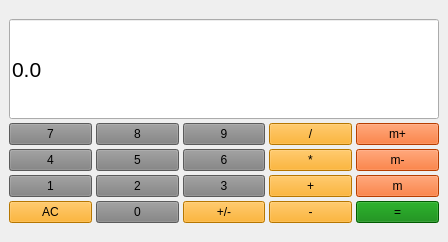
This is calculator.ui in JohnnersUK/Simple_calculator as Qt 5 draws it before an edit. The edited form follows.
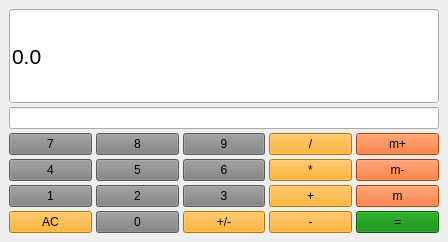
This is the edited form.

Commit message: Added functionality for all existing buttons

The edit to the form file:
```diff
--- a/calculator.ui
+++ b/calculator.ui
@@ -18,49 +18,13 @@
     <bool>true</bool>
    </property>
    <layout class="QGridLayout" name="gridLayout_2">
-    <item row="0" column="0">
+    <item row="1" column="0">
      <layout class="QGridLayout" name="gridLayout">
       <property name="spacing">
        <number>4</number>
       </property>
-      <item row="2" column="2">
-       <widget class="QPushButton" name="Btn_6">
-        <property name="sizePolicy">
-         <sizepolicy hsizetype="Preferred" vsizetype="Maximum">
-          <horstretch>0</horstretch>
-          <verstretch>0</verstretch>
-         </sizepolicy>
-        </property>
-        <property name="styleSheet">
-         <string notr="true">QPushButton{
-	background-color: gray;
-}</string>
-        </property>
-        <property name="text">
-         <string>6</string>
-        </property>
-       </widget>
-      </item>
-      <item row="1" column="1">
-       <widget class="QPushButton" name="Btn_8">
-        <property name="sizePolicy">
-         <sizepolicy hsizetype="Preferred" vsizetype="Maximum">
-          <horstretch>0</horstretch>
-          <verstretch>0</verstretch>
-         </sizepolicy>
-        </property>
-        <property name="styleSheet">
-         <string notr="true">QPushButton{
-	background-color: gray;
-}</string>
-        </property>
-        <property name="text">
-         <string>8</string>
-        </property>
-       </widget>
-      </item>
-      <item row="2" column="3">
-       <widget class="QPushButton" name="Btn_Mul">
+      <item row="3" column="4">
+       <widget class="QPushButton" name="Btn_Mp">
         <property name="sizePolicy">
          <sizepolicy hsizetype="Preferred" vsizetype="Maximum">
           <horstretch>0</horstretch>
@@ -70,15 +34,15 @@
         <property name="styleSheet">
          <string notr="true">QPushButton
 {
-	background-color: orange;
+	background-color: rgb(255, 85, 0);
 }</string>
         </property>
         <property name="text">
-         <string>*</string>
+         <string>m+</string>
         </property>
        </widget>
       </item>
-      <item row="1" column="0">
+      <item row="3" column="0">
        <widget class="QPushButton" name="Btn_7">
         <property name="sizePolicy">
          <sizepolicy hsizetype="Preferred" vsizetype="Maximum">
@@ -96,80 +60,7 @@
         </property>
        </widget>
       </item>
-      <item row="2" column="4">
-       <widget class="QPushButton" name="Btn_Mm">
-        <property name="sizePolicy">
-         <sizepolicy hsizetype="Preferred" vsizetype="Maximum">
-          <horstretch>0</horstretch>
-          <verstretch>0</verstretch>
-         </sizepolicy>
-        </property>
-        <property name="styleSheet">
-         <string notr="true">QPushButton
-{
-	background-color: rgb(255, 85, 0);
-}</string>
-        </property>
-        <property name="text">
-         <string>m-</string>
-        </property>
-       </widget>
-      </item>
-      <item row="2" column="0">
-       <widget class="QPushButton" name="Btn_4">
-        <property name="sizePolicy">
-         <sizepolicy hsizetype="Preferred" vsizetype="Maximum">
-          <horstretch>0</horstretch>
-          <verstretch>0</verstretch>
-         </sizepolicy>
-        </property>
-        <property name="styleSheet">
-         <string notr="true">QPushButton{
-	background-color: gray;
-}</string>
-        </property>
-        <property name="text">
-         <string>4</string>
-        </property>
-       </widget>
-      </item>
       <item row="3" column="2">
-       <widget class="QPushButton" name="Btn_3">
-        <property name="sizePolicy">
-         <sizepolicy hsizetype="Preferred" vsizetype="Maximum">
-          <horstretch>0</horstretch>
-          <verstretch>0</verstretch>
-         </sizepolicy>
-        </property>
-        <property name="styleSheet">
-         <string notr="true">QPushButton{
-	background-color: gray;
-}</string>
-        </property>
-        <property name="text">
-         <string>3</string>
-        </property>
-       </widget>
-      </item>
-      <item row="3" column="1">
-       <widget class="QPushButton" name="Btn_2">
-        <property name="sizePolicy">
-         <sizepolicy hsizetype="Preferred" vsizetype="Maximum">
-          <horstretch>0</horstretch>
-          <verstretch>0</verstretch>
-         </sizepolicy>
-        </property>
-        <property name="styleSheet">
-         <string notr="true">QPushButton{
-	background-color: gray;
-}</string>
-        </property>
-        <property name="text">
-         <string>2</string>
-        </property>
-       </widget>
-      </item>
-      <item row="1" column="2">
        <widget class="QPushButton" name="Btn_9">
         <property name="sizePolicy">
          <sizepolicy hsizetype="Preferred" vsizetype="Maximum">
@@ -187,8 +78,8 @@
         </property>
        </widget>
       </item>
-      <item row="3" column="0">
-       <widget class="QPushButton" name="Btn_1">
+      <item row="4" column="2">
+       <widget class="QPushButton" name="Btn_6">
         <property name="sizePolicy">
          <sizepolicy hsizetype="Preferred" vsizetype="Maximum">
           <horstretch>0</horstretch>
@@ -201,30 +92,29 @@
 }</string>
         </property>
         <property name="text">
-         <string>1</string>
+         <string>6</string>
+        </property>
+       </widget>
+      </item>
+      <item row="6" column="1">
+       <widget class="QPushButton" name="Btn_0">
+        <property name="sizePolicy">
+         <sizepolicy hsizetype="Preferred" vsizetype="Maximum">
+          <horstretch>0</horstretch>
+          <verstretch>0</verstretch>
+         </sizepolicy>
+        </property>
+        <property name="styleSheet">
+         <string notr="true">QPushButton{
+	background-color: gray;
+}</string>
+        </property>
+        <property name="text">
+         <string>0</string>
         </property>
        </widget>
       </item>
       <item row="3" column="3">
-       <widget class="QPushButton" name="Btn_Pls">
-        <property name="sizePolicy">
-         <sizepolicy hsizetype="Preferred" vsizetype="Maximum">
-          <horstretch>0</horstretch>
-          <verstretch>0</verstretch>
-         </sizepolicy>
-        </property>
-        <property name="styleSheet">
-         <string notr="true">QPushButton
-{
-	background-color: orange;
-}</string>
-        </property>
-        <property name="text">
-         <string>+</string>
-        </property>
-       </widget>
-      </item>
-      <item row="1" column="3">
        <widget class="QPushButton" name="Btn_Div">
         <property name="sizePolicy">
          <sizepolicy hsizetype="Preferred" vsizetype="Maximum">
@@ -243,8 +133,8 @@
         </property>
        </widget>
       </item>
-      <item row="2" column="1">
-       <widget class="QPushButton" name="Btn_5">
+      <item row="6" column="3">
+       <widget class="QPushButton" name="Btn_Sub">
         <property name="sizePolicy">
          <sizepolicy hsizetype="Preferred" vsizetype="Maximum">
           <horstretch>0</horstretch>
@@ -252,17 +142,18 @@
          </sizepolicy>
         </property>
         <property name="styleSheet">
-         <string notr="true">QPushButton{
-	background-color: gray;
+         <string notr="true">QPushButton
+{
+	background-color: orange;
 }</string>
         </property>
         <property name="text">
-         <string>5</string>
+         <string>-</string>
         </property>
        </widget>
       </item>
-      <item row="1" column="4">
-       <widget class="QPushButton" name="Btn_Mp">
+      <item row="6" column="2">
+       <widget class="QPushButton" name="Btn_Sig">
         <property name="sizePolicy">
          <sizepolicy hsizetype="Preferred" vsizetype="Maximum">
           <horstretch>0</horstretch>
@@ -272,16 +163,16 @@
         <property name="styleSheet">
          <string notr="true">QPushButton
 {
-	background-color: rgb(255, 85, 0);
+	background-color: orange;
 }</string>
         </property>
         <property name="text">
-         <string>m+</string>
+         <string>+/-</string>
         </property>
        </widget>
       </item>
-      <item row="3" column="4">
-       <widget class="QPushButton" name="Btn_Mem">
+      <item row="6" column="0">
+       <widget class="QPushButton" name="Btn_Clr">
         <property name="sizePolicy">
          <sizepolicy hsizetype="Preferred" vsizetype="Maximum">
           <horstretch>0</horstretch>
@@ -291,15 +182,34 @@
         <property name="styleSheet">
          <string notr="true">QPushButton
 {
-	background-color: rgb(255, 85, 0);
+	background-color: orange;
 }</string>
         </property>
         <property name="text">
-         <string>m</string>
+         <string>AC</string>
         </property>
        </widget>
       </item>
       <item row="4" column="4">
+       <widget class="QPushButton" name="Btn_Ms">
+        <property name="sizePolicy">
+         <sizepolicy hsizetype="Preferred" vsizetype="Maximum">
+          <horstretch>0</horstretch>
+          <verstretch>0</verstretch>
+         </sizepolicy>
+        </property>
+        <property name="styleSheet">
+         <string notr="true">QPushButton
+{
+	background-color: rgb(255, 85, 0);
+}</string>
+        </property>
+        <property name="text">
+         <string>m-</string>
+        </property>
+       </widget>
+      </item>
+      <item row="6" column="4">
        <widget class="QPushButton" name="Btn_Eq">
         <property name="sizePolicy">
          <sizepolicy hsizetype="Preferred" vsizetype="Maximum">
@@ -318,8 +228,44 @@
         </property>
        </widget>
       </item>
+      <item row="5" column="1">
+       <widget class="QPushButton" name="Btn_2">
+        <property name="sizePolicy">
+         <sizepolicy hsizetype="Preferred" vsizetype="Maximum">
+          <horstretch>0</horstretch>
+          <verstretch>0</verstretch>
+         </sizepolicy>
+        </property>
+        <property name="styleSheet">
+         <string notr="true">QPushButton{
+	background-color: gray;
+}</string>
+        </property>
+        <property name="text">
+         <string>2</string>
+        </property>
+       </widget>
+      </item>
+      <item row="5" column="0">
+       <widget class="QPushButton" name="Btn_1">
+        <property name="sizePolicy">
+         <sizepolicy hsizetype="Preferred" vsizetype="Maximum">
+          <horstretch>0</horstretch>
+          <verstretch>0</verstretch>
+         </sizepolicy>
+        </property>
+        <property name="styleSheet">
+         <string notr="true">QPushButton{
+	background-color: gray;
+}</string>
+        </property>
+        <property name="text">
+         <string>1</string>
+        </property>
+       </widget>
+      </item>
       <item row="4" column="3">
-       <widget class="QPushButton" name="Btn_Min">
+       <widget class="QPushButton" name="Btn_Mul">
         <property name="sizePolicy">
          <sizepolicy hsizetype="Preferred" vsizetype="Maximum">
           <horstretch>0</horstretch>
@@ -333,12 +279,12 @@
 }</string>
         </property>
         <property name="text">
-         <string>-</string>
+         <string>*</string>
         </property>
        </widget>
       </item>
-      <item row="4" column="2">
-       <widget class="QPushButton" name="Btn_Sig">
+      <item row="5" column="4">
+       <widget class="QPushButton" name="Btn_Mem">
         <property name="sizePolicy">
          <sizepolicy hsizetype="Preferred" vsizetype="Maximum">
           <horstretch>0</horstretch>
@@ -348,34 +294,16 @@
         <property name="styleSheet">
          <string notr="true">QPushButton
 {
-	background-color: orange;
+	background-color: rgb(255, 85, 0);
 }</string>
         </property>
         <property name="text">
-         <string>+/-</string>
-        </property>
-       </widget>
-      </item>
-      <item row="4" column="1">
-       <widget class="QPushButton" name="Btn_0">
-        <property name="sizePolicy">
-         <sizepolicy hsizetype="Preferred" vsizetype="Maximum">
-          <horstretch>0</horstretch>
-          <verstretch>0</verstretch>
-         </sizepolicy>
-        </property>
-        <property name="styleSheet">
-         <string notr="true">QPushButton{
-	background-color: gray;
-}</string>
-        </property>
-        <property name="text">
-         <string>0</string>
+         <string>m</string>
         </property>
        </widget>
       </item>
       <item row="4" column="0">
-       <widget class="QPushButton" name="Btn_Clr">
+       <widget class="QPushButton" name="Btn_4">
         <property name="sizePolicy">
          <sizepolicy hsizetype="Preferred" vsizetype="Maximum">
           <horstretch>0</horstretch>
@@ -383,17 +311,16 @@
          </sizepolicy>
         </property>
         <property name="styleSheet">
-         <string notr="true">QPushButton
-{
-	background-color: orange;
+         <string notr="true">QPushButton{
+	background-color: gray;
 }</string>
         </property>
         <property name="text">
-         <string>AC</string>
+         <string>4</string>
         </property>
        </widget>
       </item>
-      <item row="0" column="0" colspan="5">
+      <item row="1" column="0" colspan="5">
        <widget class="QLineEdit" name="Display">
         <property name="sizePolicy">
          <sizepolicy hsizetype="Expanding" vsizetype="Maximum">
@@ -420,6 +347,82 @@
         </property>
        </widget>
       </item>
+      <item row="5" column="3">
+       <widget class="QPushButton" name="Btn_Add">
+        <property name="sizePolicy">
+         <sizepolicy hsizetype="Preferred" vsizetype="Maximum">
+          <horstretch>0</horstretch>
+          <verstretch>0</verstretch>
+         </sizepolicy>
+        </property>
+        <property name="styleSheet">
+         <string notr="true">QPushButton
+{
+	background-color: orange;
+}</string>
+        </property>
+        <property name="text">
+         <string>+</string>
+        </property>
+       </widget>
+      </item>
+      <item row="5" column="2">
+       <widget class="QPushButton" name="Btn_3">
+        <property name="sizePolicy">
+         <sizepolicy hsizetype="Preferred" vsizetype="Maximum">
+          <horstretch>0</horstretch>
+          <verstretch>0</verstretch>
+         </sizepolicy>
+        </property>
+        <property name="styleSheet">
+         <string notr="true">QPushButton{
+	background-color: gray;
+}</string>
+        </property>
+        <property name="text">
+         <string>3</string>
+        </property>
+       </widget>
+      </item>
+      <item row="4" column="1">
+       <widget class="QPushButton" name="Btn_5">
+        <property name="sizePolicy">
+         <sizepolicy hsizetype="Preferred" vsizetype="Maximum">
+          <horstretch>0</horstretch>
+          <verstretch>0</verstretch>
+         </sizepolicy>
+        </property>
+        <property name="styleSheet">
+         <string notr="true">QPushButton{
+	background-color: gray;
+}</string>
+        </property>
+        <property name="text">
+         <string>5</string>
+        </property>
+       </widget>
+      </item>
+      <item row="3" column="1">
+       <widget class="QPushButton" name="Btn_8">
+        <property name="sizePolicy">
+         <sizepolicy hsizetype="Preferred" vsizetype="Maximum">
+          <horstretch>0</horstretch>
+          <verstretch>0</verstretch>
+         </sizepolicy>
+        </property>
+        <property name="styleSheet">
+         <string notr="true">QPushButton{
+	background-color: gray;
+}</string>
+        </property>
+        <property name="text">
+         <string>8</string>
+        </property>
+       </widget>
+      </item>
+      <item row="2" column="0" colspan="5">
+       <widget class="QLineEdit" name="SubDisplay"/>
+      </item>
      </layout>
     </item>
    </layout>
```
Left out of the diff: 2 changed lines with no effect on the pictures. The commit also changes 3 other files.
